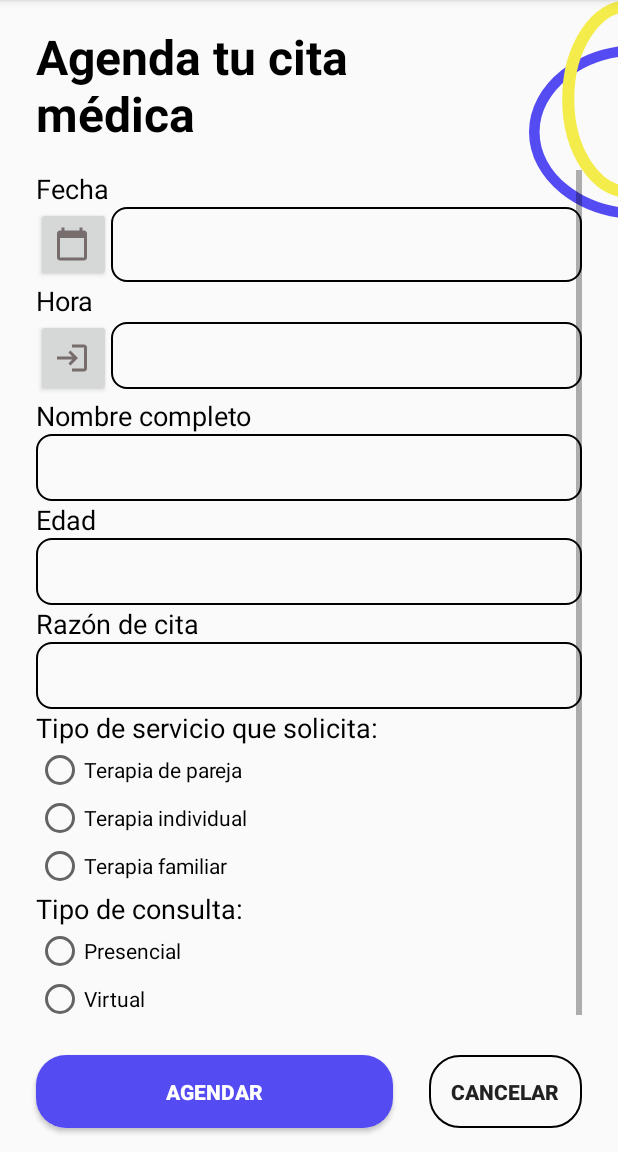
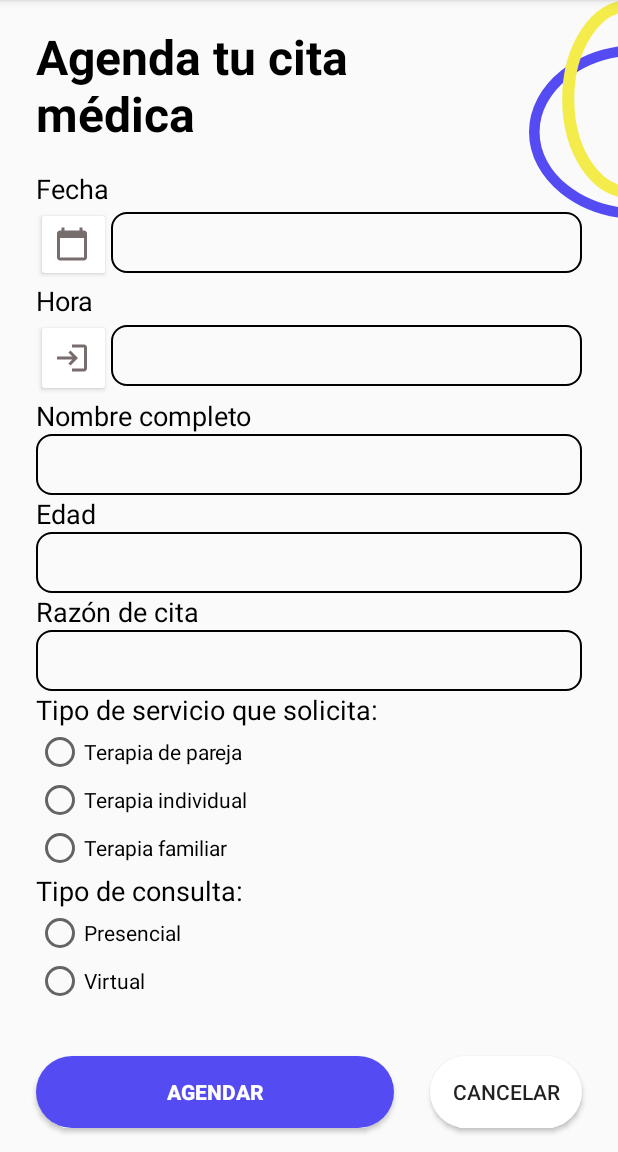
Before and after one commit to dayanescamilla/XCL_AgendaMedica, an Android app: the Agendar screen opened directly, with no data from a screen before it, on a phone screen of 412 x 824 dp, the part 84-1236 px from its top. Run offline under Robolectric (Android 15) with nearby library versions, the phone set to English and light mode, and no system bars.

Commit message:
Commit correciones activity_agendar.xml

```diff
--- a/app/src/main/res/drawable/an_btn_1.xml
+++ b/app/src/main/res/drawable/an_btn_1.xml
@@ -1,10 +1,13 @@
 <?xml version="1.0" encoding="utf-8"?>
 <ripple android:color="@color/white" xmlns:android="http://schemas.android.com/apk/res/android">
+
+    <!-- BOTONES PRINCIPALES -->
+
     <item>
         <shape android:shape="rectangle">
-            <corners android:radius="20sp" />
+            <corners android:radius="25sp" />
             <solid android:color="@color/RoyalBlue"/>
-            <padding android:top="15dp" android:right="15dp" android:left="15dp" android:bottom="15dp"/>
+            <padding android:top="10dp" android:right="10dp" android:left="10dp" android:bottom="10dp"/>
         </shape>
     </item>
 </ripple>
--- a/app/src/main/res/drawable/an_btn_3.xml
+++ b/app/src/main/res/drawable/an_btn_3.xml
@@ -1,10 +1,12 @@
 <?xml version="1.0" encoding="utf-8"?>
-<selector xmlns:android="http://schemas.android.com/apk/res/android">
+<ripple android:color="@color/Rojo" xmlns:android="http://schemas.android.com/apk/res/android">
+
+    <!-- BOTON CANCELAR -->
     <item>
         <shape android:shape="rectangle">
-            <corners android:radius="20dp"/>
-            <stroke android:color="@color/black"  android:width="1dp"/>
-            <padding android:top="15dp" android:right="15dp" android:left="15dp" android:bottom="15dp"/>
+            <corners android:radius="25dp"/>
+            <solid android:color="@color/white"/>
+            <padding android:top="10dp" android:right="15dp" android:left="15dp" android:bottom="10dp"/>
         </shape>
     </item>
-</selector>
+</ripple>
--- a/app/src/main/res/drawable/an_btn_5.xml
+++ b/app/src/main/res/drawable/an_btn_5.xml
@@ -4,7 +4,7 @@
         <shape android:shape="rectangle">
             <corners android:radius="10dp"/>
             <stroke android:color="@color/black"  android:width="1dp"/>
-            <padding android:top="10dp" android:right="10dp" android:left="10dp" android:bottom="10dp"/>
+            <padding android:top="8dp" android:right="8dp" android:left="8dp" android:bottom="8dp"/>
         </shape>
     </item>
 </selector>
--- a/app/src/main/res/layout/activity_agendar.xml
+++ b/app/src/main/res/layout/activity_agendar.xml
@@ -5,7 +5,6 @@
     android:layout_width="match_parent"
     android:layout_height="match_parent"
     tools:context=".Agendar">
-
 
     <ImageView
         android:id="@+id/id_wave_3"
@@ -18,7 +17,7 @@
         app:layout_constraintTop_toTopOf="parent"
         app:layout_constraintVertical_bias="0.0"
         app:srcCompat="@drawable/wave_3"
-        android:contentDescription="off"/>
+        android:contentDescription="@string/con_des1"/>
 
     <TextView
         android:id="@+id/id_m5_tit1"
@@ -42,16 +41,16 @@
         android:id="@+id/scrollView2"
         android:layout_width="0dp"
         android:layout_height="0dp"
-        android:layout_marginStart="24dp"
-        android:layout_marginEnd="24dp"
+        android:layout_marginTop="16dp"
         android:layout_marginBottom="24dp"
-        android:layout_marginTop="16dp"
         app:layout_constraintBottom_toTopOf="@+id/id_m5_btn1"
         app:layout_constraintEnd_toEndOf="parent"
         app:layout_constraintStart_toStartOf="parent"
         app:layout_constraintTop_toBottomOf="@+id/id_m5_tit1">
 
         <LinearLayout
+            android:layout_marginRight="24dp"
+            android:layout_marginLeft="24dp"
             android:layout_width="match_parent"
             android:layout_height="wrap_content"
             android:orientation="vertical">
@@ -61,8 +60,8 @@
                 android:layout_width="match_parent"
                 android:layout_height="wrap_content"
                 android:text="@string/m5_txt1"
-                android:textSize="@dimen/dimDescripicon"
-                android:textColor="@color/TextosNegro"/>
+                android:textColor="@color/TextosNegro"
+                android:textSize="@dimen/dimDescripicon" />
 
             <LinearLayout
                 android:layout_width="match_parent"
@@ -73,13 +72,14 @@
                     android:id="@+id/id_m5_btn3"
                     android:layout_width="50dp"
                     android:layout_height="50dp"
-                    android:drawableLeft="@drawable/ic_btn_calender"
-                    android:contentDescription="@string/m4_txt2"/>
+                    android:backgroundTint="@color/white"
+                    android:contentDescription="@string/m4_txt2"
+                    android:drawableStart="@drawable/ic_btn_calender" />
 
                 <EditText
                     android:id="@+id/m5_etxt1"
                     android:layout_width="0dp"
-                    android:layout_height="match_parent"
+                    android:layout_height="wrap_content"
                     android:layout_weight="1"
                     android:autofillHints="off"
                     android:background="@drawable/an_btn_5"
@@ -92,8 +92,8 @@
                 android:layout_width="match_parent"
                 android:layout_height="wrap_content"
                 android:text="@string/m5_txt2"
-                android:textSize="@dimen/dimDescripicon"
-                android:textColor="@color/TextosNegro" />
+                android:textColor="@color/TextosNegro"
+                android:textSize="@dimen/dimDescripicon" />
 
             <LinearLayout
                 android:layout_width="match_parent"
@@ -104,8 +104,9 @@
                     android:id="@+id/id_m5_btn4"
                     android:layout_width="50dp"
                     android:layout_height="52dp"
-                    android:drawableLeft="@drawable/ic_nav_salir"
-                    android:contentDescription="@string/m5_btn4" />
+                    android:backgroundTint="@color/white"
+                    android:contentDescription="@string/m5_btn4"
+                    android:drawableStart="@drawable/ic_nav_salir" />
 
                 <EditText
                     android:id="@+id/id_m5_etxt2"
@@ -124,8 +125,8 @@
                 android:layout_width="match_parent"
                 android:layout_height="wrap_content"
                 android:text="@string/m5_txt3"
-                android:textSize="@dimen/dimDescripicon"
-                android:textColor="@color/TextosNegro" />
+                android:textColor="@color/TextosNegro"
+                android:textSize="@dimen/dimDescripicon" />
 
             <EditText
                 android:id="@+id/id_m5_etxt3"
@@ -142,8 +143,8 @@
                 android:layout_width="match_parent"
                 android:layout_height="wrap_content"
                 android:text="@string/m5_txt4"
-                android:textSize="@dimen/dimDescripicon"
-                android:textColor="@color/TextosNegro"/>
+                android:textColor="@color/TextosNegro"
+                android:textSize="@dimen/dimDescripicon" />
 
             <EditText
                 android:id="@+id/id_m5_etxt4"
@@ -160,8 +161,8 @@
                 android:layout_width="match_parent"
                 android:layout_height="wrap_content"
                 android:text="@string/m5_txt5"
-                android:textSize="@dimen/dimDescripicon"
-                android:textColor="@color/TextosNegro"/>
+                android:textColor="@color/TextosNegro"
+                android:textSize="@dimen/dimDescripicon" />
 
             <EditText
                 android:id="@+id/id_m5_etxt5"
@@ -178,8 +179,8 @@
                 android:layout_width="match_parent"
                 android:layout_height="wrap_content"
                 android:text="@string/m5_txt6"
-                android:textSize="@dimen/dimDescripicon"
-                android:textColor="@color/TextosNegro"/>
+                android:textColor="@color/TextosNegro"
+                android:textSize="@dimen/dimDescripicon" />
 
             <RadioGroup
                 android:layout_width="match_parent"
@@ -209,8 +210,8 @@
                 android:layout_width="match_parent"
                 android:layout_height="match_parent"
                 android:text="@string/m5_txt7"
-                android:textSize="@dimen/dimDescripicon"
-                android:textColor="@color/TextosNegro"/>
+                android:textColor="@color/TextosNegro"
+                android:textSize="@dimen/dimDescripicon" />
 
             <RadioGroup
                 android:layout_width="match_parent"
@@ -256,7 +257,7 @@
         android:layout_marginBottom="16dp"
         android:background="@drawable/an_btn_3"
         android:text="@string/m5_btn2"
-        android:textStyle="bold"
+        android:elevation="10dp"
         app:layout_constraintBottom_toBottomOf="parent"
         app:layout_constraintEnd_toEndOf="parent"
         app:layout_constraintTop_toTopOf="parent"
--- a/app/src/main/res/values/strings.xml
+++ b/app/src/main/res/values/strings.xml
@@ -175,4 +175,7 @@
     <string name="m13_btn2">Guardar cambios</string>
     <string name="m13_btn3">Cambiar foto de perfil</string>
 
+
+    <string name="con_des1">ImageOne</string>
+
 </resources>
```
